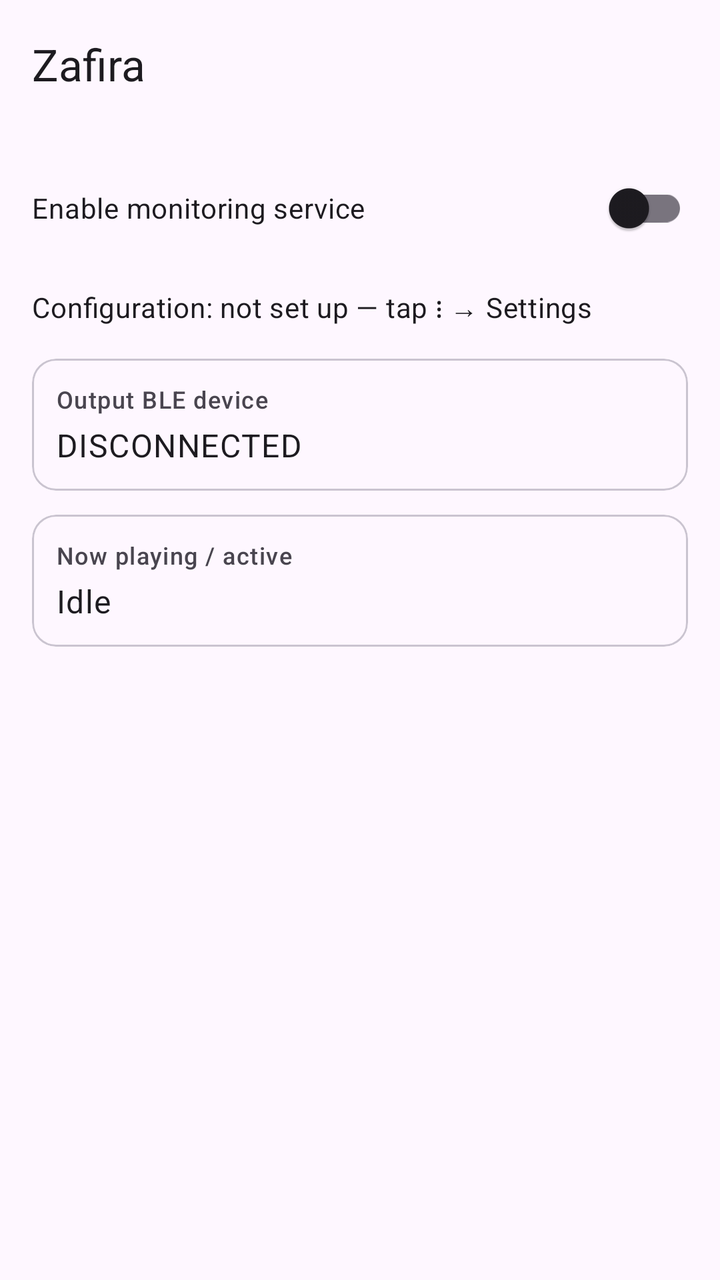
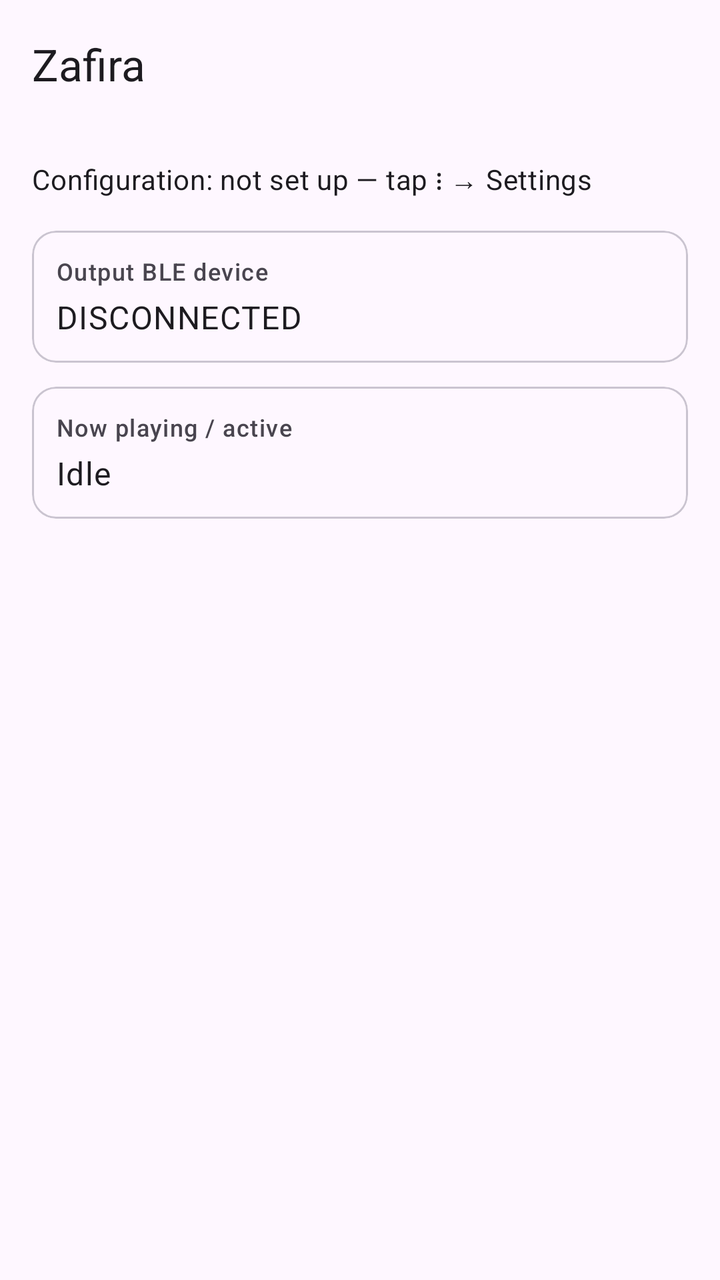

Before-and-after screenshots of an Android layout around one commit, followed by the original layout XML and the change that was made.
<!-- AndroidManifest.xml: application theme Theme.PioneerMediaBridge -->
<!-- res/layout/activity_main.xml -->
<?xml version="1.0" encoding="utf-8"?>
<androidx.coordinatorlayout.widget.CoordinatorLayout
    xmlns:android="http://schemas.android.com/apk/res/android"
    xmlns:app="http://schemas.android.com/apk/res-auto"
    android:layout_width="match_parent"
    android:layout_height="match_parent">

    <com.google.android.material.appbar.AppBarLayout
        android:layout_width="match_parent"
        android:layout_height="wrap_content">

        <androidx.appcompat.widget.Toolbar
            android:id="@+id/toolbar"
            android:layout_width="match_parent"
            android:layout_height="?attr/actionBarSize"
            app:title="@string/app_name" />

    </com.google.android.material.appbar.AppBarLayout>

    <androidx.constraintlayout.widget.ConstraintLayout
        android:layout_width="match_parent"
        android:layout_height="match_parent"
        android:padding="16dp"
        app:layout_behavior="@string/appbar_scrolling_view_behavior">

        
        <com.google.android.material.switchmaterial.SwitchMaterial
            android:id="@+id/switch_service"
            android:layout_width="0dp"
            android:layout_height="wrap_content"
            android:text="@string/enable_service"
            app:layout_constraintEnd_toEndOf="parent"
            app:layout_constraintStart_toStartOf="parent"
            app:layout_constraintTop_toTopOf="parent" />

        
        <TextView
            android:id="@+id/text_config_status"
            android:layout_width="0dp"
            android:layout_height="wrap_content"
            android:layout_marginTop="16dp"
            android:text="@string/not_configured"
            android:textAppearance="?attr/textAppearanceBodyMedium"
            app:layout_constraintEnd_toEndOf="parent"
            app:layout_constraintStart_toStartOf="parent"
            app:layout_constraintTop_toBottomOf="@id/switch_service" />

        
        <com.google.android.material.card.MaterialCardView
            android:id="@+id/card_ble"
            android:layout_width="0dp"
            android:layout_height="wrap_content"
            android:layout_marginTop="16dp"
            app:layout_constraintEnd_toEndOf="parent"
            app:layout_constraintStart_toStartOf="parent"
            app:layout_constraintTop_toBottomOf="@id/text_config_status">

            <LinearLayout
                android:layout_width="match_parent"
                android:layout_height="wrap_content"
                android:orientation="vertical"
                android:padding="12dp">

                <TextView
                    android:layout_width="wrap_content"
                    android:layout_height="wrap_content"
                    android:text="@string/output_ble_status"
                    android:textAppearance="?attr/textAppearanceLabelMedium" />

                <TextView
                    android:id="@+id/text_ble_state"
                    android:layout_width="wrap_content"
                    android:layout_height="wrap_content"
                    android:layout_marginTop="4dp"
                    android:text="DISCONNECTED"
                    android:textAppearance="?attr/textAppearanceBodyLarge" />

            </LinearLayout>
        </com.google.android.material.card.MaterialCardView>

        
        <com.google.android.material.card.MaterialCardView
            android:id="@+id/card_media"
            android:layout_width="0dp"
            android:layout_height="wrap_content"
            android:layout_marginTop="12dp"
            app:layout_constraintEnd_toEndOf="parent"
            app:layout_constraintStart_toStartOf="parent"
            app:layout_constraintTop_toBottomOf="@id/card_ble">

            <LinearLayout
                android:layout_width="match_parent"
                android:layout_height="wrap_content"
                android:orientation="vertical"
                android:padding="12dp">

                <TextView
                    android:layout_width="wrap_content"
                    android:layout_height="wrap_content"
                    android:text="@string/now_playing"
                    android:textAppearance="?attr/textAppearanceLabelMedium" />

                <TextView
                    android:id="@+id/text_media_info"
                    android:layout_width="wrap_content"
                    android:layout_height="wrap_content"
                    android:layout_marginTop="4dp"
                    android:text="Idle"
                    android:textAppearance="?attr/textAppearanceBodyLarge" />

            </LinearLayout>
        </com.google.android.material.card.MaterialCardView>

    </androidx.constraintlayout.widget.ConstraintLayout>

</androidx.coordinatorlayout.widget.CoordinatorLayout>
<!-- resources referenced by this layout -->
<resources>
  <string name="app_name">Zafira</string>
  <string name="enable_service">Enable monitoring service</string>
  <string name="not_configured">Configuration: not set up — tap ⋮ → Settings</string>
  <string name="now_playing">Now playing / active</string>
  <string name="output_ble_status">Output BLE device</string>
  <style name="Theme.PioneerMediaBridge" parent="Theme.Material3.DayNight.NoActionBar">
          <item name="colorPrimary">@color/md_theme_primary</item>
          <item name="colorOnPrimary">@color/md_theme_on_primary</item>
      </style>
  <color name="md_theme_primary">#1565C0</color>
  <color name="md_theme_on_primary">#FFFFFF</color>
</resources>

<!-- the commit's change to res/layout/activity_main.xml (unified diff, before → after) -->
@@ -24,26 +24,15 @@
         app:layout_behavior="@string/appbar_scrolling_view_behavior">
 
         
-        <com.google.android.material.switchmaterial.SwitchMaterial
-            android:id="@+id/switch_service"
-            android:layout_width="0dp"
-            android:layout_height="wrap_content"
-            android:text="@string/enable_service"
-            app:layout_constraintEnd_toEndOf="parent"
-            app:layout_constraintStart_toStartOf="parent"
-            app:layout_constraintTop_toTopOf="parent" />
-
-        
         <TextView
             android:id="@+id/text_config_status"
             android:layout_width="0dp"
             android:layout_height="wrap_content"
-            android:layout_marginTop="16dp"
             android:text="@string/not_configured"
             android:textAppearance="?attr/textAppearanceBodyMedium"
             app:layout_constraintEnd_toEndOf="parent"
             app:layout_constraintStart_toStartOf="parent"
-            app:layout_constraintTop_toBottomOf="@id/switch_service" />
+            app:layout_constraintTop_toTopOf="parent" />
 
         
         <com.google.android.material.card.MaterialCardView
<!-- resource entries referenced after the edit -->
@@ -1,7 +1,6 @@
 <!-- resources referenced by this layout -->
 <resources>
   <string name="app_name">Zafira</string>
-  <string name="enable_service">Enable monitoring service</string>
   <string name="not_configured">Configuration: not set up — tap ⋮ → Settings</string>
   <string name="now_playing">Now playing / active</string>
   <string name="output_ble_status">Output BLE device</string>
